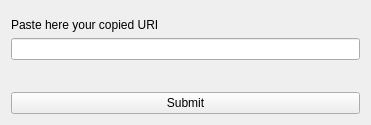
Qt form Client/uriwidget.ui (emanuelemanciuria96/CollaborativePad_ClientServerSystem) before a commit.
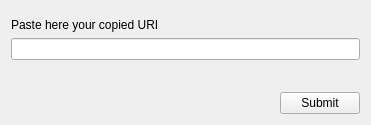
The same form after that commit.

Diff of the .ui file:
```diff
--- a/Client/uriwidget.ui
+++ b/Client/uriwidget.ui
@@ -21,8 +21,8 @@
     <widget class="QLabel" name="label">
      <property name="maximumSize">
       <size>
-       <width>200</width>
-       <height>30</height>
+       <width>1200</width>
+       <height>300</height>
       </size>
      </property>
      <property name="text">
@@ -56,8 +56,14 @@
      </property>
     </widget>
    </item>
-   <item>
+   <item alignment="Qt::AlignRight|Qt::AlignVCenter">
     <widget class="QPushButton" name="submitButton">
+     <property name="sizePolicy">
+      <sizepolicy hsizetype="Preferred" vsizetype="Preferred">
+       <horstretch>0</horstretch>
+       <verstretch>0</verstretch>
+      </sizepolicy>
+     </property>
      <property name="text">
       <string>Submit</string>
      </property>
```
Left out of the diff: 8 changed lines with no effect on the pictures.
